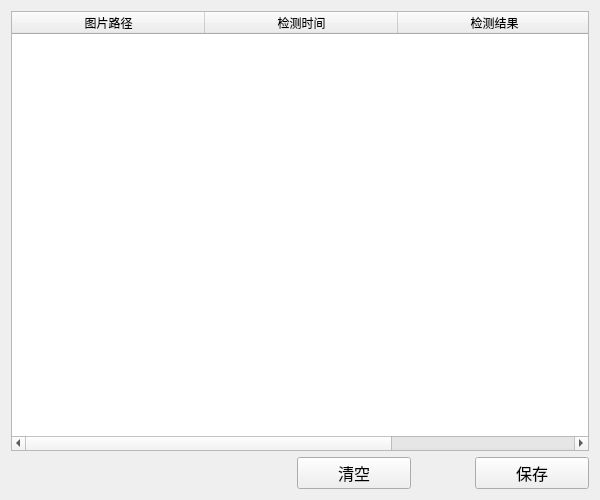
Qt form qt/ui_detect_log.ui (wang-jiankun/Defect-Detection) before a commit.
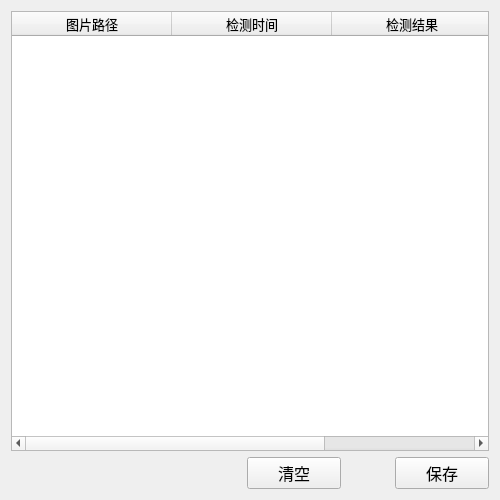
The same form after that commit.

Patch:
```diff
--- a/qt/ui_detect_log.ui
+++ b/qt/ui_detect_log.ui
@@ -9,10 +9,16 @@
    <rect>
     <x>0</x>
     <y>0</y>
-    <width>600</width>
+    <width>500</width>
     <height>500</height>
    </rect>
   </property>
+  <property name="font">
+   <font>
+    <family>微软雅黑</family>
+    <pointsize>10</pointsize>
+   </font>
+  </property>
   <property name="windowTitle">
    <string>Detection Record</string>
   </property>
@@ -41,7 +47,7 @@
       <number>3</number>
      </property>
      <attribute name="horizontalHeaderDefaultSectionSize">
-      <number>193</number>
+      <number>160</number>
      </attribute>
      <attribute name="horizontalHeaderMinimumSectionSize">
       <number>80</number>
```
Left out of the diff: 2 changed lines with no effect on the pictures.
